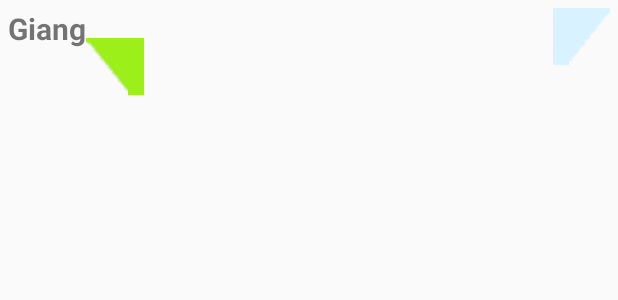
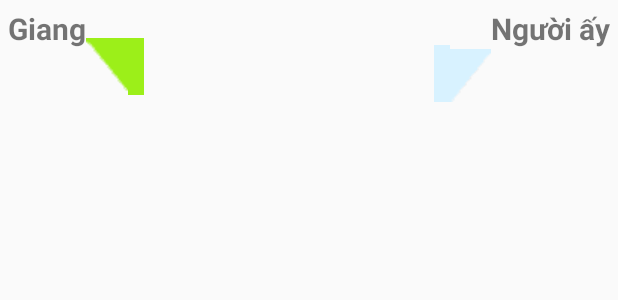
Before and after one commit to giang21199z/gchat, an Android app: the layout detail_friend_chat.xml on its own in the app's theme, with its tools: preview values and no code run, on a phone screen of 412 x 824 dp. Shown: the top 300 px of the screen. Run offline under Robolectric (Android 15) with nearby library versions, the phone set to English and light mode, and no system bars.

Commit message:
update 3/3

```diff
--- a/app/src/main/java/com/giangnd_svmc/ghalo/adapter/MessageAdapter.java
+++ b/app/src/main/java/com/giangnd_svmc/ghalo/adapter/MessageAdapter.java
@@ -23,7 +23,7 @@ public class MessageAdapter extends RecyclerView.Adapter<MessageAdapter.MyViewHo
     public Account session_user;
 
     public class MyViewHolder extends RecyclerView.ViewHolder {
-        public TextView tvChatLeft, tvChatRight, tvFriendChat;
+        public TextView tvChatLeft, tvChatRight, tvFriendChat, tvFriendChat2;
         public ImageView imgChatLeft, imgChatRight;
         public RelativeLayout rl1, rl2;
 
@@ -32,6 +32,7 @@ public class MessageAdapter extends RecyclerView.Adapter<MessageAdapter.MyViewHo
             tvChatLeft = (TextView) view.findViewById(R.id.tv_chat_left);
             tvChatRight = (TextView) view.findViewById(R.id.tv_chat_right);
             tvFriendChat = (TextView) view.findViewById(R.id.tvFriendChat);
+            tvFriendChat2 = (TextView) view.findViewById(R.id.tvFriendChat2);
             imgChatLeft = (ImageView) view.findViewById(R.id.imvChatLeft);
             imgChatRight = (ImageView) view.findViewById(R.id.imvChatRight);
             rl1 = (RelativeLayout) view.findViewById(R.id.rl1);
@@ -63,6 +64,7 @@ public class MessageAdapter extends RecyclerView.Adapter<MessageAdapter.MyViewHo
             holder.rl1.setVisibility(View.VISIBLE);
             holder.tvChatLeft.setVisibility(View.VISIBLE);
             holder.tvFriendChat.setVisibility(View.VISIBLE);
+            holder.tvFriendChat2.setVisibility(View.INVISIBLE);
             holder.imgChatRight.setVisibility(View.INVISIBLE);
             holder.rl2.setVisibility(View.INVISIBLE);
             holder.tvChatRight.setVisibility(View.INVISIBLE);
@@ -73,10 +75,12 @@ public class MessageAdapter extends RecyclerView.Adapter<MessageAdapter.MyViewHo
             holder.rl1.setVisibility(View.INVISIBLE);
             holder.tvChatLeft.setVisibility(View.INVISIBLE);
             holder.tvFriendChat.setVisibility(View.INVISIBLE);
+            holder.tvFriendChat2.setVisibility(View.VISIBLE);
             holder.tvChatRight.setText(message.getContent());
             holder.imgChatRight.setVisibility(View.VISIBLE);
             holder.rl2.setVisibility(View.VISIBLE);
             holder.tvChatRight.setVisibility(View.VISIBLE);
+            holder.tvFriendChat2.setText(message.getMe());
         }
     }
 
--- a/app/src/main/res/layout/detail_friend_chat.xml
+++ b/app/src/main/res/layout/detail_friend_chat.xml
@@ -42,20 +42,30 @@
 
     </RelativeLayout>
 
+    <TextView
+        android:id="@+id/tvFriendChat2"
+        android:layout_width="wrap_content"
+        android:layout_height="wrap_content"
+        android:text="Người ấy"
+        android:textSize="20dp"
+        android:textStyle="bold"
+        android:layout_alignParentTop="true"
+        android:layout_alignParentEnd="true" />
     <ImageView
         android:id="@+id/imvChatRight"
         android:layout_width="wrap_content"
         android:layout_height="wrap_content"
-        android:layout_alignParentRight="true"
-        android:src="@drawable/chat_right" />
+        android:src="@drawable/chat_right"
+        android:layout_below="@+id/tvFriendChat2"
+        android:layout_toStartOf="@+id/tvFriendChat2" />
 
     <RelativeLayout
         android:id="@+id/rl2"
         android:layout_width="wrap_content"
         android:layout_height="wrap_content"
-        android:layout_alignParentTop="true"
-        android:layout_toStartOf="@+id/imvChatRight"
-        android:background="#d8f2ff">
+        android:background="#d8f2ff"
+        android:layout_alignBottom="@+id/imvChatRight"
+        android:layout_toStartOf="@+id/imvChatRight">
 
         <TextView
             android:id="@+id/tv_chat_right"
```
Also changed, not shown: app/src/main/res/layout/tab_activity.xml (+8 -8 lines).
